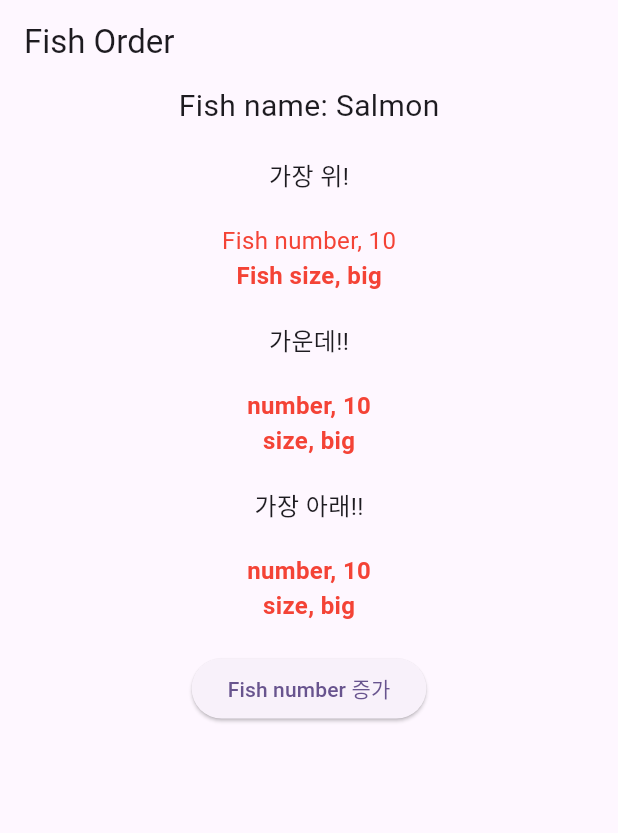
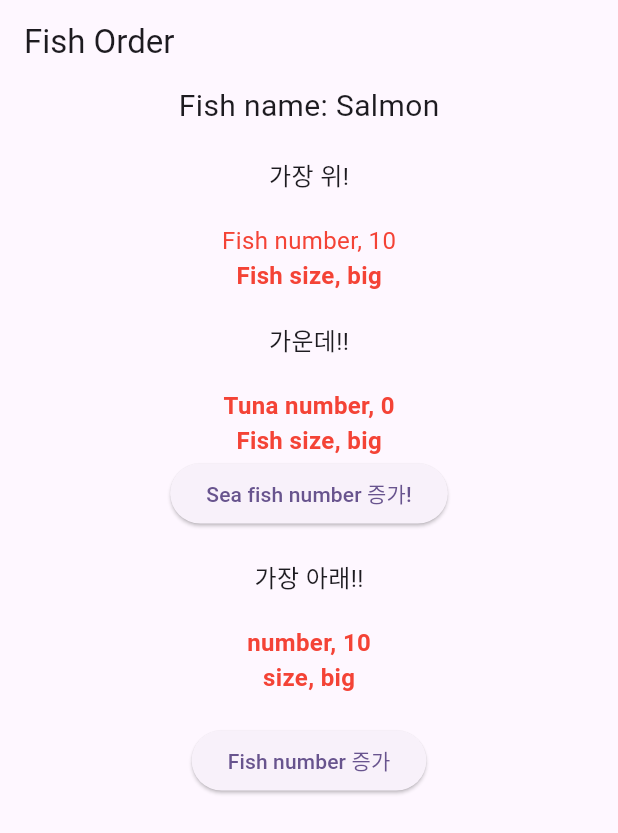
Before and after one commit to 6UNHEE/provider_ex, a Flutter app: the screen it shows after launch, on a phone screen of 412 x 824 dp. Shown: the top 833 px of the screen. Run offline on Flutter 3.47's test engine with Material 3 defaults, Android fonts, the phone set to English and light mode, and no system bars.

Commit message:
MultiProvider 사용

```diff
--- /dev/null
+++ b/lib/models/seafish_model.dart
@@ -0,0 +1,18 @@
+import 'package:flutter/material.dart';
+
+class SeaFishModel with ChangeNotifier {
+  final String name;
+  int tunaNumber;
+  final String size;
+
+  SeaFishModel({
+    required this.name,
+    required this.tunaNumber,
+    required this.size,
+  });
+
+  void changeSeaFishNumber() {
+    tunaNumber++;
+    notifyListeners();
+  }
+}
--- a/lib/screens/widgets/spicy/spicy_b.dart
+++ b/lib/screens/widgets/spicy/spicy_b.dart
@@ -1,6 +1,7 @@
 import 'package:flutter/material.dart';
 import 'package:provider/provider.dart';
 import 'package:provider_ex/models/fish_model.dart';
+import 'package:provider_ex/models/seafish_model.dart';
 
 import '../position/low.dart';
 
@@ -12,14 +13,21 @@ class SpicyB extends StatelessWidget {
     return Column(
       children: [
         Text(
-          'number, ${Provider.of<FishModel>(context).number}',
+          'Tuna number, ${Provider.of<SeaFishModel>(context).tunaNumber}',
           style: const TextStyle(
               fontSize: 16, color: Colors.red, fontWeight: FontWeight.bold),
         ),
         Text(
-          'size, ${Provider.of<FishModel>(context).size}',
+          'Fish size, ${Provider.of<FishModel>(context).size}',
           style: const TextStyle(
               fontSize: 16, color: Colors.red, fontWeight: FontWeight.bold),
+        ),
+        ElevatedButton(
+          onPressed: () {
+            Provider.of<SeaFishModel>(context, listen: false)
+                .changeSeaFishNumber();
+          },
+          child: const Text('Sea fish number 증가!'),
         ),
         const SizedBox(
           height: 20,
```
Also changed, not shown: lib/main.dart (+15 -3 lines).
